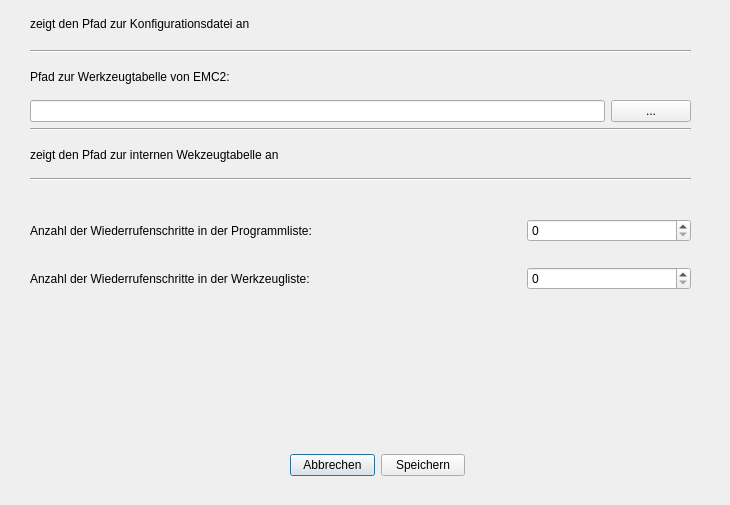
First picture: the form in Dialoge/dialog_settings.ui, repository TischlerWilly/GCodeGenerator, before the edit.
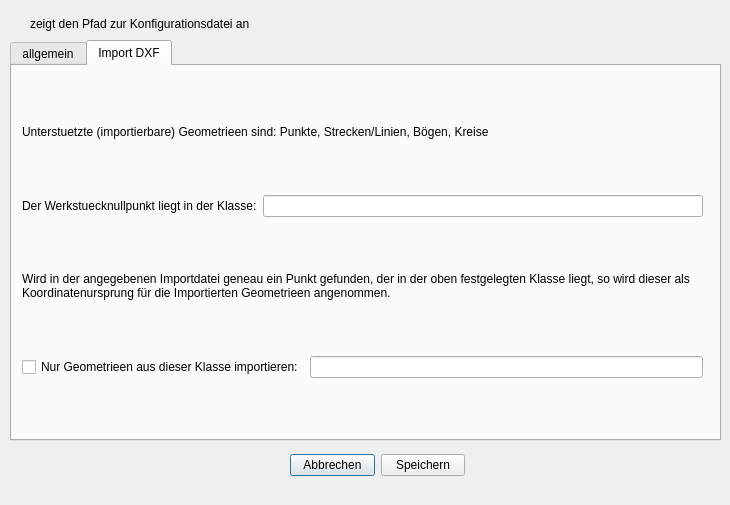
Second picture: the form after the edit. The open tabs and pages were chosen to show the change.

Commit message: import DXF fertig gestellt

What changed in the file:
```diff
--- a/Dialoge/dialog_settings.ui
+++ b/Dialoge/dialog_settings.ui
@@ -51,74 +51,42 @@
     </item>
    </layout>
   </widget>
-  <widget class="QWidget" name="layoutWidget">
+  <widget class="QLabel" name="label_konfig_pfad">
    <property name="geometry">
     <rect>
      <x>30</x>
-     <y>50</y>
-     <width>661</width>
-     <height>131</height>
+     <y>10</y>
+     <width>659</width>
+     <height>27</height>
     </rect>
    </property>
-   <layout class="QVBoxLayout" name="verticalLayout">
-    <item>
-     <widget class="Line" name="line">
-      <property name="orientation">
-       <enum>Qt::Horizontal</enum>
-      </property>
-     </widget>
-    </item>
-    <item>
-     <widget class="QLabel" name="label_tooltable">
       <property name="text">
-       <string>Pfad zur Werkzeugtabelle von EMC2:</string>
-      </property>
-     </widget>
-    </item>
-    <item>
-     <layout class="QHBoxLayout" name="horizontalLayout_2">
-      <item>
-       <widget class="QLineEdit" name="lineEdit_tooltable"/>
-      </item>
-      <item>
-       <widget class="QPushButton" name="pushButton_tooltable">
-        <property name="text">
-         <string>...</string>
-        </property>
-       </widget>
-      </item>
-     </layout>
-    </item>
-    <item>
-     <widget class="Line" name="line_3">
-      <property name="orientation">
-       <enum>Qt::Horizontal</enum>
-      </property>
-     </widget>
-    </item>
-    <item>
-     <widget class="QLabel" name="label_werkzeugliste_pfad">
-      <property name="text">
-       <string>zeigt den Pfad zur internen Wekzeugtabelle an</string>
-      </property>
-     </widget>
-    </item>
-    <item>
-     <widget class="Line" name="line_2">
-      <property name="orientation">
-       <enum>Qt::Horizontal</enum>
-      </property>
-     </widget>
-    </item>
-   </layout>
-  </widget>
+    <string>zeigt den Pfad zur Konfigurationsdatei an</string>
+   </property>
+  </widget>
+  <widget class="QTabWidget" name="tabWidget">
+   <property name="geometry">
+    <rect>
+     <x>10</x>
+     <y>40</y>
+     <width>711</width>
+     <height>401</height>
+    </rect>
+   </property>
+   <property name="currentIndex">
+    <number>0</number>
+   </property>
+   <widget class="QWidget" name="tab">
+    <attribute name="title">
+     <string>allgemein</string>
+    </attribute>
   <widget class="QWidget" name="layoutWidget">
    <property name="geometry">
     <rect>
-     <x>30</x>
-     <y>200</y>
-     <width>661</width>
-     <height>111</height>
+       <x>10</x>
+       <y>130</y>
+       <width>691</width>
+       <height>81</height>
     </rect>
    </property>
    <layout class="QGridLayout" name="gridLayout" columnstretch="3,1">
@@ -149,15 +117,190 @@
     <rect>
      <x>30</x>
      <y>10</y>
-     <width>659</width>
-     <height>27</height>
-    </rect>
-   </property>
+       <width>691</width>
+       <height>111</height>
+      </rect>
+     </property>
+     <layout class="QVBoxLayout" name="verticalLayout">
+      <item>
+       <widget class="QLabel" name="label_tooltable">
    <property name="text">
-    <string>zeigt den Pfad zur Konfigurationsdatei an</string>
-   </property>
-  </widget>
- </widget>
+         <string>Pfad zur Werkzeugtabelle von EMC2:</string>
+        </property>
+       </widget>
+      </item>
+      <item>
+       <layout class="QHBoxLayout" name="horizontalLayout_3">
+        <item>
+         <widget class="QLineEdit" name="lineEdit_tooltable"/>
+        </item>
+        <item>
+         <widget class="QPushButton" name="pushButton_tooltable">
+          <property name="text">
+           <string>...</string>
+          </property>
+         </widget>
+        </item>
+       </layout>
+      </item>
+      <item>
+       <widget class="Line" name="line_3">
+        <property name="orientation">
+         <enum>Qt::Horizontal</enum>
+        </property>
+       </widget>
+      </item>
+      <item>
+       <widget class="QLabel" name="label_werkzeugliste_pfad">
+        <property name="text">
+         <string>zeigt den Pfad zur internen Wekzeugtabelle an</string>
+        </property>
+       </widget>
+      </item>
+     </layout>
+    </widget>
+    <zorder>label_tooltable</zorder>
+    <zorder>lineEdit_tooltable</zorder>
+    <zorder>label_tooltable</zorder>
+    <zorder>lineEdit_tooltable</zorder>
+    <zorder>pushButton_tooltable</zorder>
+    <zorder>line_3</zorder>
+    <zorder>label_werkzeugliste_pfad</zorder>
+    <zorder>layoutWidget</zorder>
+   </widget>
+   <widget class="QWidget" name="tab_2">
+    <attribute name="title">
+     <string>Import DXF</string>
+    </attribute>
+    <widget class="QWidget" name="">
+     <property name="geometry">
+      <rect>
+       <x>10</x>
+       <y>10</y>
+       <width>681</width>
+       <height>351</height>
+      </rect>
+     </property>
+     <layout class="QGridLayout" name="gridLayout_2">
+      <item row="8" column="2">
+       <spacer name="verticalSpacer_4">
+        <property name="orientation">
+         <enum>Qt::Vertical</enum>
+        </property>
+        <property name="sizeHint" stdset="0">
+         <size>
+          <width>20</width>
+          <height>40</height>
+         </size>
+        </property>
+       </spacer>
+      </item>
+      <item row="5" column="0" colspan="3">
+       <widget class="QLabel" name="label_dxf_info">
+        <property name="text">
+         <string>Wird in der angegebenen Importdatei geneau ein Punkt gefunden, der in der oben festgelegten Klasse liegt, so wird dieser als Koordinatenursprung für die Importierten Geometrieen angenommen.</string>
+        </property>
+        <property name="wordWrap">
+         <bool>true</bool>
+        </property>
+       </widget>
+      </item>
+      <item row="7" column="0" colspan="2">
+       <widget class="QCheckBox" name="checkBox_dxf_klasse">
+        <property name="text">
+         <string>Nur Geometrieen aus dieser Klasse importieren:</string>
+        </property>
+       </widget>
+      </item>
+      <item row="7" column="2">
+       <widget class="QLineEdit" name="lineEdit_dxf_klasse"/>
+      </item>
+      <item row="2" column="0">
+       <spacer name="verticalSpacer_2">
+        <property name="orientation">
+         <enum>Qt::Vertical</enum>
+        </property>
+        <property name="sizeHint" stdset="0">
+         <size>
+          <width>20</width>
+          <height>40</height>
+         </size>
+        </property>
+       </spacer>
+      </item>
+      <item row="3" column="1" colspan="2">
+       <widget class="QLineEdit" name="lineEdit_dxf_wstnp"/>
+      </item>
+      <item row="1" column="0" colspan="3">
+       <widget class="QLabel" name="label_dxf_Headline">
+        <property name="text">
+         <string>Unterstuetzte (importierbare) Geometrieen sind: Punkte, Strecken/Linien, Bögen, Kreise</string>
+        </property>
+       </widget>
+      </item>
+      <item row="6" column="0">
+       <spacer name="verticalSpacer">
+        <property name="orientation">
+         <enum>Qt::Vertical</enum>
+        </property>
+        <property name="sizeHint" stdset="0">
+         <size>
+          <width>20</width>
+          <height>40</height>
+         </size>
+        </property>
+       </spacer>
+      </item>
+      <item row="0" column="0">
+       <spacer name="verticalSpacer_3">
+        <property name="orientation">
+         <enum>Qt::Vertical</enum>
+        </property>
+        <property name="sizeHint" stdset="0">
+         <size>
+          <width>20</width>
+          <height>40</height>
+         </size>
+        </property>
+       </spacer>
+      </item>
+      <item row="3" column="0">
+       <widget class="QLabel" name="label_dxf_wstnp">
+        <property name="text">
+         <string>Der Werkstuecknullpunkt liegt in der Klasse:</string>
+        </property>
+       </widget>
+      </item>
+      <item row="4" column="0">
+       <spacer name="verticalSpacer_5">
+        <property name="orientation">
+         <enum>Qt::Vertical</enum>
+        </property>
+        <property name="sizeHint" stdset="0">
+         <size>
+          <width>20</width>
+          <height>40</height>
+         </size>
+        </property>
+       </spacer>
+      </item>
+     </layout>
+    </widget>
+   </widget>
+  </widget>
+ </widget>
+ <tabstops>
+  <tabstop>tabWidget</tabstop>
+  <tabstop>lineEdit_tooltable</tabstop>
+  <tabstop>pushButton_tooltable</tabstop>
+  <tabstop>spinBox_anz_undo_t</tabstop>
+  <tabstop>spinBox_anz_undo_w</tabstop>
+  <tabstop>pushButton_cancel</tabstop>
+  <tabstop>pushButton_save</tabstop>
+  <tabstop>lineEdit_dxf_wstnp</tabstop>
+  <tabstop>checkBox_dxf_klasse</tabstop>
+  <tabstop>lineEdit_dxf_klasse</tabstop>
+ </tabstops>
  <resources/>
  <connections/>
 </ui>
```
Left out of the diff: 4 changed lines with no effect on the pictures. Lines whose indentation alone changed are shown as unchanged. The commit also changes 29 other files.
